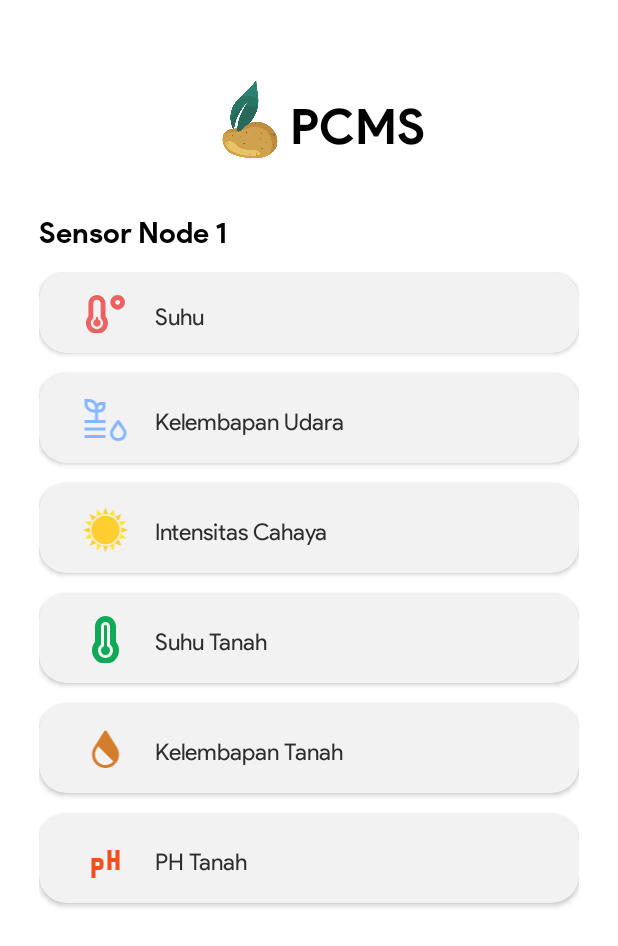
After one commit to wildanelek12/PCMS, an Android app: the HistoryActivity screen opened directly, with no data from a screen before it, on a phone screen of 412 x 824 dp. The commit adds this screen. Shown: the top 946 px of the screen. Run offline under Robolectric (Android 15) with nearby library versions, the phone set to English and light mode, and no system bars; our stand-ins replace sdp/ssp sizes.

Commit message:
add_history

```diff
--- /dev/null
+++ b/app/src/main/java/id/codes/pcms/HistoryActivity.java
@@ -0,0 +1,88 @@
+package id.codes.pcms;
+
+import android.content.Intent;
+import android.os.Bundle;
+import android.view.View;
+
+import androidx.appcompat.app.AppCompatActivity;
+import androidx.cardview.widget.CardView;
+
+public class HistoryActivity extends AppCompatActivity {
+
+    private CardView suhu;
+    private CardView kelembapanUdara;
+    private CardView intensitasCahaya;
+    private CardView suhuTanah;
+    private CardView kelembapanTanah;
+    private CardView ph;
+
+    @Override
+    protected void onCreate(Bundle savedInstanceState) {
+        super.onCreate(savedInstanceState);
+        setContentView(R.layout.activity_history);
+        initView();
+        suhu.setOnClickListener(new View.OnClickListener() {
+            @Override
+            public void onClick(View view) {
+                Intent intent = new Intent(HistoryActivity.this, GrafikHistoryActivity.class);
+                intent.putExtra("child", "airTemp");
+                intent.putExtra("nama", "Suhu Udara");
+                startActivity(intent);
+            }
+        });
+        kelembapanUdara.setOnClickListener(new View.OnClickListener() {
+            @Override
+            public void onClick(View view) {
+                Intent intent = new Intent(HistoryActivity.this, GrafikHistoryActivity.class);
+                intent.putExtra("child", "airHum");
+                intent.putExtra("nama", "Kelembapan Udara");
+                startActivity(intent);
+            }
+        });
+        intensitasCahaya.setOnClickListener(new View.OnClickListener() {
+            @Override
+            public void onClick(View view) {
+                Intent intent = new Intent(HistoryActivity.this, GrafikHistoryActivity.class);
+                intent.putExtra("child", "lux");
+                intent.putExtra("nama", "Intensitas Cahaya");
+                startActivity(intent);
+            }
+        });
+        suhuTanah.setOnClickListener(new View.OnClickListener() {
+            @Override
+            public void onClick(View view) {
+                Intent intent = new Intent(HistoryActivity.this, GrafikHistoryActivity.class);
+                intent.putExtra("child", "soilTemp");
+                intent.putExtra("nama", "Suhu Tanah");
+                startActivity(intent);
+            }
+        });
+        kelembapanTanah.setOnClickListener(new View.OnClickListener() {
+            @Override
+            public void onClick(View view) {
+                Intent intent = new Intent(HistoryActivity.this, GrafikHistoryActivity.class);
+                intent.putExtra("child", "soilHum");
+                intent.putExtra("nama", "Kelembapan Tanah");
+                startActivity(intent);
+            }
+        });
+        ph.setOnClickListener(new View.OnClickListener() {
+            @Override
+            public void onClick(View view) {
+                Intent intent = new Intent(HistoryActivity.this, GrafikHistoryActivity.class);
+                intent.putExtra("child", "ph");
+                intent.putExtra("child", "pH Tanah");
+                startActivity(intent);
+            }
+        });
+    }
+
+    private void initView() {
+        suhu = (CardView) findViewById(R.id.suhu);
+        kelembapanUdara = (CardView) findViewById(R.id.kelembapan_udara);
+        intensitasCahaya = (CardView) findViewById(R.id.intensitas_cahaya);
+        suhuTanah = (CardView) findViewById(R.id.suhu_tanah);
+        kelembapanTanah = (CardView) findViewById(R.id.kelembapan_tanah);
+        ph = (CardView) findViewById(R.id.ph);
+    }
+}
--- /dev/null
+++ b/app/src/main/res/layout/activity_history.xml
@@ -0,0 +1,333 @@
+<?xml version="1.0" encoding="utf-8"?>
+<androidx.constraintlayout.widget.ConstraintLayout
+    xmlns:android="http://schemas.android.com/apk/res/android"
+    xmlns:tools="http://schemas.android.com/tools"
+    xmlns:app="http://schemas.android.com/apk/res-auto"
+    android:layout_width="match_parent"
+    android:layout_height="match_parent"
+    android:padding="@dimen/_20sdp"
+    tools:context=".SensorNode1Activity">
+
+    <LinearLayout
+        android:id="@+id/linearLayout"
+        android:layout_width="match_parent"
+        android:layout_height="wrap_content"
+        android:layout_marginTop="@dimen/_20sdp"
+        android:gravity="center"
+        android:orientation="horizontal"
+        app:layout_constraintEnd_toEndOf="parent"
+        app:layout_constraintStart_toStartOf="parent"
+        app:layout_constraintTop_toTopOf="parent">
+
+        <ImageView
+            android:layout_width="@dimen/_50sdp"
+            android:layout_height="@dimen/_50sdp"
+            android:src="@drawable/logo" />
+
+        <TextView
+            android:id="@+id/textView2"
+            android:layout_width="wrap_content"
+            android:layout_height="wrap_content"
+            android:fontFamily="@font/bold_product"
+            android:text="PCMS"
+            android:textColor="@color/black"
+            android:textSize="@dimen/_25ssp"
+            app:layout_constraintEnd_toEndOf="@+id/logo"
+            app:layout_constraintStart_toStartOf="@+id/logo"
+            app:layout_constraintTop_toBottomOf="@+id/logo" />
+    </LinearLayout>
+
+    <TextView
+        android:id="@+id/tv_nama_sensor"
+        android:layout_width="wrap_content"
+        android:layout_height="wrap_content"
+        android:layout_marginTop="@dimen/_20sdp"
+        android:fontFamily="@font/bold_product"
+        android:text="Sensor Node 1"
+        android:textColor="@color/black"
+        android:textSize="@dimen/_15ssp"
+        app:layout_constraintStart_toStartOf="@+id/linearLayout"
+        app:layout_constraintTop_toBottomOf="@+id/linearLayout" />
+
+    <LinearLayout
+        android:layout_width="match_parent"
+        android:layout_height="0dp"
+        android:orientation="vertical"
+        android:layout_marginTop="@dimen/_10sdp"
+        app:layout_constraintBottom_toBottomOf="parent"
+        app:layout_constraintEnd_toEndOf="parent"
+        app:layout_constraintStart_toStartOf="parent"
+        app:layout_constraintTop_toBottomOf="@+id/tv_nama_sensor">
+
+        <androidx.cardview.widget.CardView
+            android:id="@+id/suhu"
+            android:layout_width="match_parent"
+            android:layout_height="wrap_content"
+            app:cardBackgroundColor="#F2F2F2"
+            app:cardCornerRadius="@dimen/_14sdp"
+            android:layout_gravity="center"
+            app:layout_constraintEnd_toEndOf="@+id/imagemid"
+            app:layout_constraintStart_toStartOf="@+id/imagemid"
+            app:layout_constraintTop_toBottomOf="@+id/top">
+
+            <LinearLayout
+                android:id="@+id/suhuu"
+                android:paddingHorizontal="@dimen/_10sdp"
+                android:paddingVertical="@dimen/_10sdp"
+                android:layout_width="match_parent"
+                android:layout_height="wrap_content"
+                android:orientation="horizontal"
+                android:weightSum="6.8"
+                android:layout_gravity="center">
+
+                <ImageView
+                    android:layout_width="0dp"
+                    android:layout_weight="0.8"
+                    android:layout_gravity="center"
+                    android:layout_height="wrap_content"
+                    android:src="@drawable/ic_suhu"
+                    android:layout_marginTop="@dimen/_1sdp"
+                    android:layout_marginLeft="@dimen/_10sdp"/>
+
+                <TextView
+                    android:layout_weight="6"
+                    android:layout_width="0dp"
+                    android:layout_gravity="center"
+                    android:fontFamily="@font/regular_product"
+                    android:layout_height="wrap_content"
+                    android:layout_marginLeft="@dimen/_12sdp"
+                    android:text="Suhu"
+                    android:layout_marginTop="@dimen/_2sdp"
+                    android:textColor="#2d2d2d"
+                    android:textSize="@dimen/_12ssp" />
+            </LinearLayout>
+        </androidx.cardview.widget.CardView>
+        <androidx.cardview.widget.CardView
+            android:id="@+id/kelembapan_udara"
+            android:layout_width="match_parent"
+            android:layout_height="wrap_content"
+            android:layout_marginTop="@dimen/_10sdp"
+            app:cardBackgroundColor="#F2F2F2"
+            app:cardCornerRadius="@dimen/_14sdp"
+            android:layout_gravity="center"
+            app:layout_constraintEnd_toEndOf="@+id/imagemid"
+            app:layout_constraintStart_toStartOf="@+id/imagemid"
+            app:layout_constraintTop_toBottomOf="@+id/top">
+
+            <LinearLayout
+                android:id="@+id/ll_kelembapan_udara"
+                android:paddingHorizontal="@dimen/_10sdp"
+                android:paddingVertical="@dimen/_10sdp"
+                android:layout_width="match_parent"
+                android:layout_height="wrap_content"
+                android:orientation="horizontal"
+                android:weightSum="6.8"
+                android:layout_gravity="center">
+
+                <ImageView
+                    android:layout_width="0dp"
+                    android:layout_weight="0.8"
+                    android:layout_gravity="center"
+                    android:layout_height="wrap_content"
+                    android:src="@drawable/ic_kelembapan"
+                    android:layout_marginTop="@dimen/_1sdp"
+                    android:layout_marginLeft="@dimen/_10sdp"/>
+
+                <TextView
+                    android:layout_weight="4"
+                    android:layout_width="0dp"
+                    android:layout_gravity="center"
+                    android:layout_height="wrap_content"
+                    android:layout_marginLeft="@dimen/_12sdp"
+                    android:fontFamily="@font/regular_product"
+                    android:text="Kelembapan Udara"
+                    android:layout_marginTop="@dimen/_2sdp"
+                    android:textColor="#2d2d2d"
+                    android:textSize="@dimen/_12ssp" />
+
+            </LinearLayout>
+        </androidx.cardview.widget.CardView>
+        <androidx.cardview.widget.CardView
+            android:id="@+id/intensitas_cahaya"
+            android:layout_width="match_parent"
+            android:layout_height="wrap_content"
+            android:layout_marginTop="@dimen/_10sdp"
+            app:cardBackgroundColor="#F2F2F2"
+            app:cardCornerRadius="@dimen/_14sdp"
+            android:layout_gravity="center"
+            app:layout_constraintEnd_toEndOf="@+id/imagemid"
+            app:layout_constraintStart_toStartOf="@+id/imagemid"
+            app:layout_constraintTop_toBottomOf="@+id/top">
+
+            <LinearLayout
+                android:id="@+id/ll_intensitas_cahaya"
+                android:paddingHorizontal="@dimen/_10sdp"
+                android:paddingVertical="@dimen/_10sdp"
+                android:layout_width="match_parent"
+                android:layout_height="wrap_content"
+                android:orientation="horizontal"
+                android:weightSum="6.8"
+                android:layout_gravity="center">
+
+                <ImageView
+                    android:layout_width="0dp"
+                    android:layout_weight="0.8"
+                    android:layout_gravity="center"
+                    android:layout_height="wrap_content"
+                    android:src="@drawable/ic_intensitas"
+                    android:layout_marginTop="@dimen/_1sdp"
+                    android:layout_marginLeft="@dimen/_10sdp"/>
+
+                <TextView
+                    android:layout_weight="4"
+                    android:layout_width="0dp"
+                    android:layout_gravity="center"
+                    android:layout_height="wrap_content"
+                    android:layout_marginLeft="@dimen/_12sdp"
+                    android:fontFamily="@font/regular_product"
+                    android:text="Intensitas Cahaya"
+                    android:layout_marginTop="@dimen/_2sdp"
+                    android:textColor="#2d2d2d"
+                    android:textSize="@dimen/_12ssp" />
+
+            </LinearLayout>
+        </androidx.cardview.widget.CardView>
+        <androidx.cardview.widget.CardView
+            android:id="@+id/suhu_tanah"
+            android:layout_width="match_parent"
+            android:layout_height="wrap_content"
+            android:layout_marginTop="@dimen/_10sdp"
+            app:cardBackgroundColor="#F2F2F2"
+            app:cardCornerRadius="@dimen/_14sdp"
+            android:layout_gravity="center"
+            app:layout_constraintEnd_toEndOf="@+id/imagemid"
+            app:layout_constraintStart_toStartOf="@+id/imagemid"
+            app:layout_constraintTop_toBottomOf="@+id/top">
+
+            <LinearLayout
+                android:id="@+id/ll_suhu_tanah"
+                android:paddingHorizontal="@dimen/_10sdp"
+                android:paddingVertical="@dimen/_10sdp"
+                android:layout_width="match_parent"
+                android:layout_height="wrap_content"
+                android:orientation="horizontal"
+                android:weightSum="6.8"
+                android:layout_gravity="center">
+
+                <ImageView
+                    android:layout_width="0dp"
+                    android:layout_weight="0.8"
+                    android:layout_gravity="center"
+                    android:layout_height="wrap_content"
+                    android:src="@drawable/ic_suhu_tanah"
+                    android:layout_marginTop="@dimen/_1sdp"
+                    android:layout_marginLeft="@dimen/_10sdp"/>
+
+                <TextView
+                    android:layout_weight="4"
+                    android:layout_width="0dp"
+                    android:layout_gravity="center"
+                    android:layout_height="wrap_content"
+                    android:layout_marginLeft="@dimen/_12sdp"
+                    android:fontFamily="@font/regular_product"
+                    android:text="Suhu Tanah"
+                    android:layout_marginTop="@dimen/_2sdp"
+                    android:textColor="#2d2d2d"
+                    android:textSize="@dimen/_12ssp" />
+
+
+            </LinearLayout>
+        </androidx.cardview.widget.CardView>
+        <androidx.cardview.widget.CardView
+            android:id="@+id/kelembapan_tanah"
+            android:layout_width="match_parent"
+            android:layout_height="wrap_content"
+            android:layout_marginTop="@dimen/_10sdp"
+            app:cardBackgroundColor="#F2F2F2"
+            app:cardCornerRadius="@dimen/_14sdp"
+            android:layout_gravity="center"
+            app:layout_constraintEnd_toEndOf="@+id/imagemid"
+            app:layout_constraintStart_toStartOf="@+id/imagemid"
+            app:layout_constraintTop_toBottomOf="@+id/top">
+
+            <LinearLayout
+                android:id="@+id/ll_kelembapan_tanah"
+                android:paddingHorizontal="@dimen/_10sdp"
+                android:paddingVertical="@dimen/_10sdp"
+                android:layout_width="match_parent"
+                android:layout_height="wrap_content"
+                android:orientation="horizontal"
+                android:weightSum="6.8"
+                android:layout_gravity="center">
+
+                <ImageView
+                    android:layout_width="0dp"
+                    android:layout_weight="0.8"
+                    android:layout_gravity="center"
+                    android:layout_height="wrap_content"
+                    android:src="@drawable/ic_kelembapan_tanah"
+                    android:layout_marginTop="@dimen/_1sdp"
+                    android:layout_marginLeft="@dimen/_10sdp"/>
+
+                <TextView
+                    android:layout_weight="4"
+                    android:layout_width="0dp"
+                    android:layout_gravity="center"
+                    android:layout_height="wrap_content"
+                    android:layout_marginLeft="@dimen/_12sdp"
+                    android:fontFamily="@font/regular_product"
+                    android:text="Kelembapan Tanah"
+                    android:layout_marginTop="@dimen/_2sdp"
+                    android:textColor="#2d2d2d"
+                    android:textSize="@dimen/_12ssp" />
+
+            </LinearLayout>
+        </androidx.cardview.widget.CardView>
+        <androidx.cardview.widget.CardView
+            android:id="@+id/ph"
+            android:layout_width="match_parent"
+            android:layout_height="wrap_content"
+            android:layout_marginTop="@dimen/_10sdp"
+            app:cardBackgroundColor="#F2F2F2"
+            app:cardCornerRadius="@dimen/_14sdp"
+            android:layout_gravity="center"
+            app:layout_constraintEnd_toEndOf="@+id/imagemid"
+            app:layout_constraintStart_toStartOf="@+id/imagemid"
+            app:layout_constraintTop_toBottomOf="@+id/top">
+
+            <LinearLayout
+                android:id="@+id/ll_ph"
+                android:paddingHorizontal="@dimen/_10sdp"
+                android:paddingVertical="@dimen/_10sdp"
+                android:layout_width="match_parent"
+                android:layout_height="wrap_content"
+                android:orientation="horizontal"
+                android:weightSum="6.8"
+                android:layout_gravity="center">
+
+                <ImageView
+                    android:layout_width="0dp"
+                    android:layout_weight="0.8"
+                    android:layout_gravity="center"
+                    android:layout_height="wrap_content"
+                    android:src="@drawable/ic_ph"
+                    android:layout_marginTop="@dimen/_1sdp"
+                    android:layout_marginLeft="@dimen/_10sdp"/>
+
+                <TextView
+                    android:layout_weight="4"
+                    android:layout_width="0dp"
+                    android:layout_gravity="center"
+                    android:layout_height="wrap_content"
+                    android:layout_marginLeft="@dimen/_12sdp"
+                    android:fontFamily="@font/regular_product"
+                    android:text="PH Tanah"
+                    android:layout_marginTop="@dimen/_2sdp"
+                    android:textColor="#2d2d2d"
+                    android:textSize="@dimen/_12ssp" />
+
+            </LinearLayout>
+        </androidx.cardview.widget.CardView>
+    </LinearLayout>
+
+</androidx.constraintlayout.widget.ConstraintLayout>
--- a/app/src/main/res/layout/activity_splash_screen.xml
+++ b/app/src/main/res/layout/activity_splash_screen.xml
@@ -9,8 +9,8 @@
 
     <ImageView
         android:id="@+id/imageView"
-        android:layout_width="wrap_content"
-        android:layout_height="wrap_content"
+        android:layout_width="@dimen/_175sdp"
+        android:layout_height="@dimen/_175sdp"
         android:src="@drawable/logo"
         app:layout_constraintBottom_toBottomOf="parent"
         app:layout_constraintEnd_toEndOf="parent"
```
Also changed, not shown: app/src/main/AndroidManifest.xml (+10 -4 lines), app/src/main/java/id/codes/pcms/GrafikHistoryActivity.java (renamed from app/src/main/java/id/codes/pcms/DetailGrafikActivity.java, +37 -21 lines), app/src/main/java/id/codes/pcms/Model/DataHistory.java (added, +30 -0 lines), app/src/main/java/id/codes/pcms/ui/dashboard/DashboardFragment.java (+12 -0 lines), app/src/main/res/layout/activity_grafik_history.xml (added, +48 -0 lines), app/src/main/res/layout/fragment_dashboard.xml (+17 -5 lines), app/src/main/res/drawable-hdpi/logo.png, app/src/main/res/drawable-ldpi/logo.png, app/src/main/res/drawable-mdpi/logo.png, app/src/main/res/drawable-xhdpi/logo.png, app/src/main/res/drawable-xxhdpi/logo.png, app/src/main/res/drawable-xxxhdpi/logo.png.
